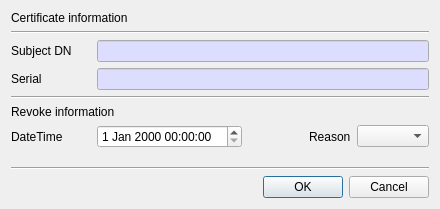
This is CertMan/revoke_cert_dlg.ui in jykim74/CertMan as Qt 5 draws it before an edit. The edited form follows.
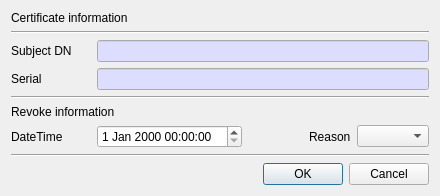
This is the edited form.

Patch:
```diff
--- a/CertMan/revoke_cert_dlg.ui
+++ b/CertMan/revoke_cert_dlg.ui
@@ -7,7 +7,7 @@
     <x>0</x>
     <y>0</y>
     <width>440</width>
-    <height>209</height>
+    <height>194</height>
    </rect>
   </property>
   <property name="windowTitle">
```
